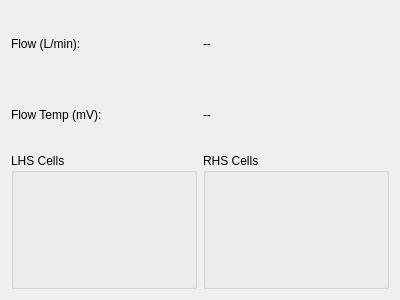
Before: the Qt Designer form reactorgui/uiReactorViewWidget.ui in daharkan/ModularReactionPackage, drawn with Qt 5.
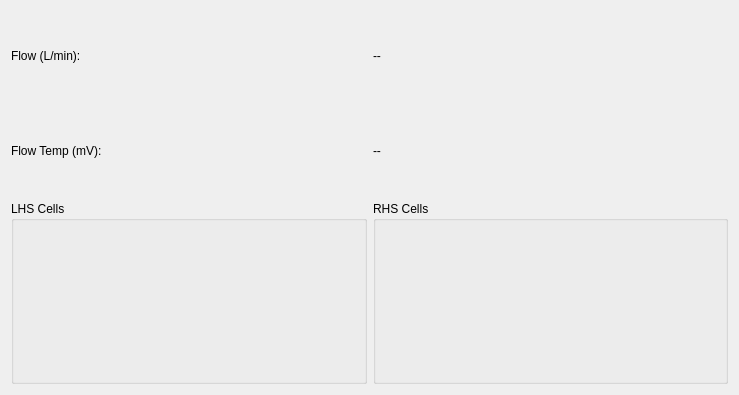
After: the same form once the commit is applied.

The edit to the form file:
```diff
--- a/reactorgui/uiReactorViewWidget.ui
+++ b/reactorgui/uiReactorViewWidget.ui
@@ -6,12 +6,12 @@
    <rect>
     <x>0</x>
     <y>0</y>
-    <width>400</width>
-    <height>300</height>
+    <width>739</width>
+    <height>395</height>
    </rect>
   </property>
   <property name="sizePolicy">
-   <sizepolicy hsizetype="Minimum" vsizetype="Minimum">
+   <sizepolicy hsizetype="MinimumExpanding" vsizetype="MinimumExpanding">
     <horstretch>0</horstretch>
     <verstretch>0</verstretch>
    </sizepolicy>
@@ -22,13 +22,16 @@
   <layout class="QGridLayout" name="gridLayout">
    <item row="0" column="0">
     <layout class="QVBoxLayout" name="flowLayout">
-     <property name="alignment">
-      <set>Qt::AlignRight|Qt::AlignTop</set>
-     </property>
      <item>
       <layout class="QHBoxLayout" name="flowRateLayout">
        <item>
         <widget class="QLabel" name="flowRateLabel">
+         <property name="sizePolicy">
+          <sizepolicy hsizetype="Minimum" vsizetype="Preferred">
+           <horstretch>0</horstretch>
+           <verstretch>0</verstretch>
+          </sizepolicy>
+         </property>
          <property name="text">
           <string>Flow (L/min):</string>
          </property>
@@ -36,6 +39,12 @@
        </item>
        <item>
         <widget class="QLabel" name="flowRateValueLabel">
+         <property name="sizePolicy">
+          <sizepolicy hsizetype="Minimum" vsizetype="Preferred">
+           <horstretch>0</horstretch>
+           <verstretch>0</verstretch>
+          </sizepolicy>
+         </property>
          <property name="text">
           <string>--</string>
          </property>
@@ -47,6 +56,12 @@
       <layout class="QHBoxLayout" name="flowTempLayout">
        <item>
         <widget class="QLabel" name="flowTempLabel">
+         <property name="sizePolicy">
+          <sizepolicy hsizetype="Minimum" vsizetype="Preferred">
+           <horstretch>0</horstretch>
+           <verstretch>0</verstretch>
+          </sizepolicy>
+         </property>
          <property name="text">
           <string>Flow Temp (mV):</string>
          </property>
@@ -54,6 +69,12 @@
        </item>
        <item>
         <widget class="QLabel" name="flowTempValueLabel">
+         <property name="sizePolicy">
+          <sizepolicy hsizetype="Minimum" vsizetype="Preferred">
+           <horstretch>0</horstretch>
+           <verstretch>0</verstretch>
+          </sizepolicy>
+         </property>
          <property name="text">
           <string>--</string>
          </property>
@@ -67,6 +88,12 @@
     <layout class="QHBoxLayout" name="cellsLayout">
      <item>
       <widget class="QGroupBox" name="lhsGroupBox">
+       <property name="sizePolicy">
+        <sizepolicy hsizetype="Minimum" vsizetype="Preferred">
+         <horstretch>0</horstretch>
+         <verstretch>0</verstretch>
+        </sizepolicy>
+       </property>
        <property name="title">
         <string>LHS Cells</string>
        </property>
@@ -75,6 +102,12 @@
      </item>
      <item>
       <widget class="QGroupBox" name="rhsGroupBox">
+       <property name="sizePolicy">
+        <sizepolicy hsizetype="Minimum" vsizetype="Preferred">
+         <horstretch>0</horstretch>
+         <verstretch>0</verstretch>
+        </sizepolicy>
+       </property>
        <property name="title">
         <string>RHS Cells</string>
        </property>
```
